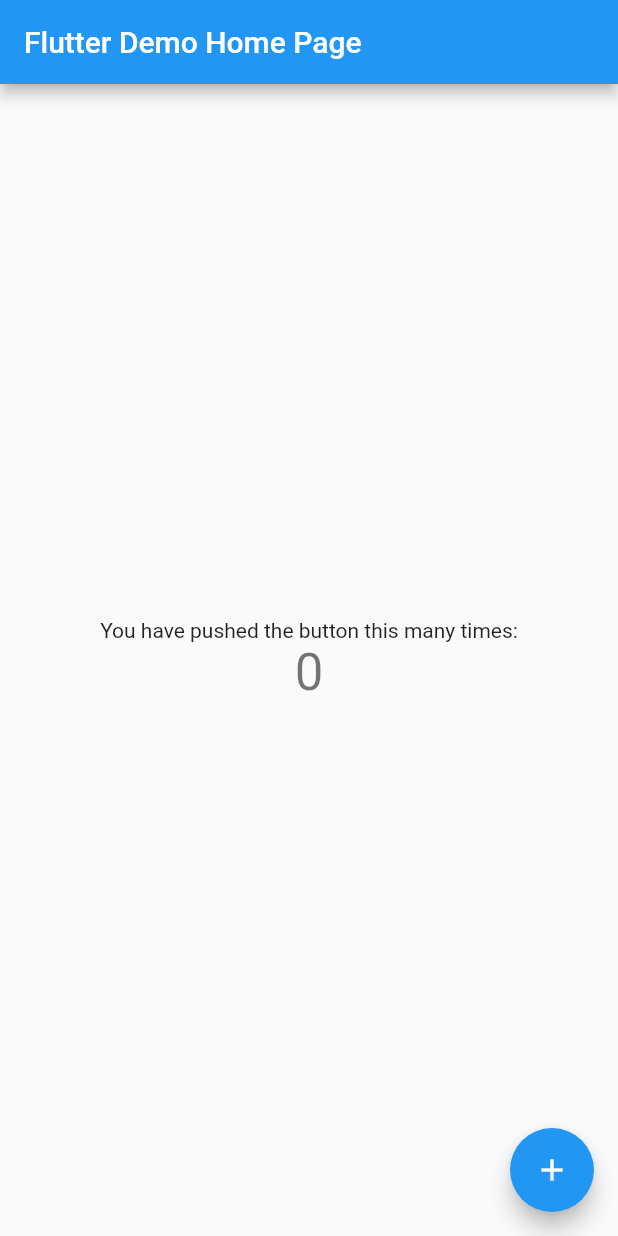
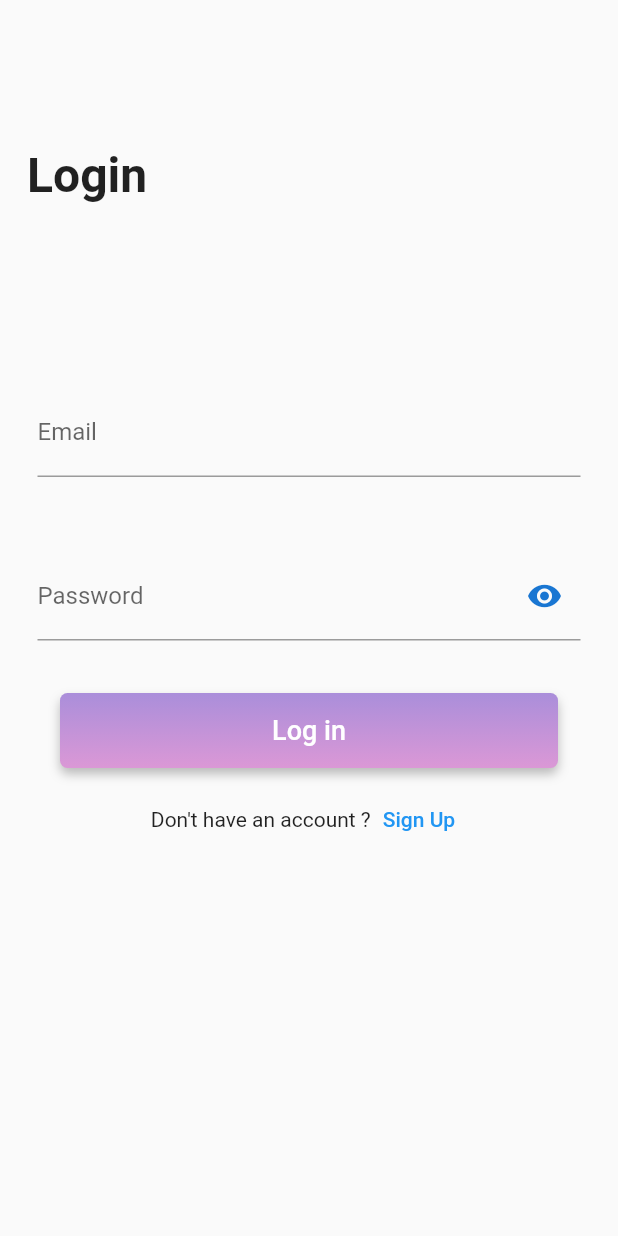
Before and after one commit to joelpjoji/flutter_ecommerce, a Flutter app: the screen it shows after launch, on a phone screen of 412 x 824 dp. Run offline on Flutter 3.47's test engine with Material 2 defaults, Android fonts, the phone set to English and light mode, and no system bars; our stand-ins replace firebase_core; accounts and stored records are empty.

Commit message:
login page ui

```diff
--- a/lib/Screens/FeaturedScreen.dart
+++ b/lib/Screens/FeaturedScreen.dart
@@ -0,0 +1,11 @@
+import 'package:flutter/src/widgets/container.dart';
+import 'package:flutter/src/widgets/framework.dart';
+
+class FeaturedScreen extends StatelessWidget {
+  const FeaturedScreen({super.key});
+
+  @override
+  Widget build(BuildContext context) {
+    return Container();
+  }
+}
--- a/lib/Screens/HomeScreen.dart
+++ b/lib/Screens/HomeScreen.dart
@@ -0,0 +1,19 @@
+import 'package:flutter/cupertino.dart';
+import 'package:flutter/material.dart';
+import 'package:flutter/src/widgets/container.dart';
+import 'package:flutter/src/widgets/framework.dart';
+
+class HomeScreen extends StatelessWidget {
+  const HomeScreen({super.key});
+
+  @override
+  Widget build(BuildContext context) {
+    return SafeArea(
+      child: Scaffold(
+        body: Center(
+          child: Text('Home SCreen'),
+        ),
+      ),
+    );
+  }
+}
--- a/lib/Screens/ItemDetailsScreen.dart
+++ b/lib/Screens/ItemDetailsScreen.dart
@@ -0,0 +1,11 @@
+import 'package:flutter/src/widgets/container.dart';
+import 'package:flutter/src/widgets/framework.dart';
+
+class ItemDetailsScreen extends StatelessWidget {
+  const ItemDetailsScreen({super.key});
+
+  @override
+  Widget build(BuildContext context) {
+    return Container();
+  }
+}
--- a/lib/Screens/LoginScreen.dart
+++ b/lib/Screens/LoginScreen.dart
@@ -0,0 +1,170 @@
+import 'package:ecommerce/Screens/HomeScreen.dart';
+import 'package:ecommerce/Widgets/Button.dart';
+import 'package:flutter/material.dart';
+import 'package:flutter/src/widgets/container.dart';
+import 'package:flutter/src/widgets/framework.dart';
+
+class LoginScreen extends StatefulWidget {
+  const LoginScreen({super.key});
+
+  @override
+  State<LoginScreen> createState() => _LoginScreenState();
+}
+
+class _LoginScreenState extends State<LoginScreen> {
+  late TextEditingController _emailController, _pwController;
+
+  late FocusNode _emailFocus, _pwFocus;
+
+  // Initially password is obscure
+  bool _obscureText = true;
+
+  String _password = '';
+
+  String _email = '';
+
+  bool isValidEmail() {
+    if ((_email == null) || (_email.length == 0)) {
+      return true;
+    }
+    return RegExp(
+            r"^[a-zA-Z0-9.a-zA-Z0-9.!#$%&'*+-/=?^_`{|}~]+@[a-zA-Z0-9]+\.[a-zA-Z]+")
+        .hasMatch(_email);
+  }
+
+  bool isValidPassword() {
+    if ((_password == null) || (_password.length == 0)) {
+      return true;
+    }
+    return (_password.length > 6);
+  }
+
+  void _toggle() {
+    setState(() {
+      _obscureText = !_obscureText;
+    });
+  }
+
+  void _validate() {
+    setState(() {
+      _email = _emailController.text;
+      _password = _pwController.text;
+    });
+  }
+
+  void performLogin() {
+    //login here
+  }
+
+  @override
+  void initState() {
+    _emailController = TextEditingController();
+    _pwController = TextEditingController();
+    _emailFocus = FocusNode();
+    _pwFocus = FocusNode();
+    super.initState();
+  }
+
+  @override
+  Widget build(BuildContext context) {
+    return Scaffold(
+      body: SafeArea(
+        child: ListView(
+          children: <Widget>[
+            const SizedBox(height: 80.0),
+            const Padding(
+              padding: EdgeInsets.all(18.0),
+              child: Text(
+                'Login',
+                style: TextStyle(fontSize: 32.0, fontWeight: FontWeight.bold),
+              ),
+            ),
+            const SizedBox(height: 80.0),
+            Padding(
+              padding: const EdgeInsets.all(25.0),
+              child: Material(
+                borderRadius: BorderRadius.circular(10.0),
+                child: TextField(
+                  focusNode: _emailFocus,
+                  controller: _emailController,
+                  obscureText: false,
+                  keyboardType:
+                      TextInputType.emailAddress, //show email keyboard
+                  textInputAction: TextInputAction.next,
+                  onSubmitted: (input) {
+                    _emailFocus.unfocus();
+                    _email = input;
+                    FocusScope.of(context).requestFocus(_pwFocus);
+                  },
+                  onTap: _validate,
+                  decoration: InputDecoration(
+                    labelText: "Email",
+                    hintText: 'Enter your password',
+                    errorText: isValidEmail() ? null : "Invalid Email Address",
+                  ),
+                ),
+              ),
+            ),
+            Padding(
+              padding: const EdgeInsets.all(25.0),
+              child: Material(
+                borderRadius: BorderRadius.circular(10.0),
+                child: TextField(
+                  focusNode: _pwFocus,
+                  controller: _pwController,
+                  obscureText: _obscureText,
+                  textInputAction: TextInputAction.done,
+                  onSubmitted: (input) {
+                    _pwFocus.unfocus();
+                    _password = input;
+                    performLogin();
+                  },
+                  onTap: _validate,
+                  decoration: InputDecoration(
+                    labelText: "Password",
+                    hintText: 'Enter your password',
+                    errorText: isValidPassword() ? null : "Password too short.",
+                    suffixIcon: IconButton(
+                      icon: Icon(
+                        _obscureText ? Icons.visibility : Icons.visibility_off,
+                        color: Theme.of(context).primaryColorDark,
+                      ),
+                      onPressed: _toggle,
+                    ),
+                  ),
+                ),
+              ),
+            ),
+            Padding(
+              padding: const EdgeInsets.only(left: 30.0, right: 30),
+              child: RoundedButtonWidget(
+                  onpressed: () {
+                    Navigator.push(
+                        context,
+                        MaterialPageRoute(
+                            builder: ((context) => HomeScreen())));
+                  },
+                  width: 400,
+                  buttonText: 'Log in'),
+            ),
+            Row(
+              mainAxisAlignment: MainAxisAlignment.center,
+              children: [
+                Text('Don\'t have an account ?'),
+                TextButton(
+                    onPressed: () {
+                      Navigator.push(
+                          context,
+                          MaterialPageRoute(
+                              builder: ((context) => HomeScreen())));
+                    },
+                    child: Text('Sign Up'))
+              ],
+            ),
+            const SizedBox(height: 40.0),
+          ],
+        ),
+      ),
+    );
+  }
+}
--- /dev/null
+++ b/lib/Widgets/Button.dart
@@ -0,0 +1,68 @@
+import 'package:flutter/material.dart';
+
+class RoundedButtonWidget extends StatelessWidget {
+  final String buttonText;
+  final double width;
+  final Function onpressed;
+
+  RoundedButtonWidget({
+    required this.buttonText,
+    required this.width,
+    required this.onpressed,
+  });
+
+  @override
+  Widget build(BuildContext context) {
+    return Padding(
+      padding: const EdgeInsets.all(10.0),
+      child: Container(
+        decoration: BoxDecoration(
+          boxShadow: [
+            BoxShadow(
+                color: Colors.black26, offset: Offset(0, 4), blurRadius: 5.0)
+          ],
+          gradient: LinearGradient(
+            begin: Alignment.topCenter,
+            end: Alignment.bottomCenter,
+            stops: [0.0, 1.0],
+            colors: [
+              Color.fromARGB(255, 170, 142, 218),
+              Color.fromARGB(255, 219, 152, 214),
+            ],
+          ),
+          color: Colors.deepPurple.shade300,
+          borderRadius: BorderRadius.circular(5),
+        ),
+        child: ElevatedButton(
+          style: ButtonStyle(
+            shape: MaterialStateProperty.all<RoundedRectangleBorder>(
+              RoundedRectangleBorder(
+                borderRadius: BorderRadius.circular(20.0),
+              ),
+            ),
+            minimumSize: MaterialStateProperty.all(Size(width, 50)),
+            backgroundColor: MaterialStateProperty.all(Colors.transparent),
+            shadowColor: MaterialStateProperty.all(Colors.transparent),
+          ),
+          onPressed: () {
+            onpressed();
+          },
+          child: Padding(
+            padding: const EdgeInsets.only(
+              top: 10,
+              bottom: 10,
+            ),
+            child: Text(
+              buttonText,
+              style: TextStyle(
+                fontSize: 18,
+                // fontWeight: FontWeight.w700,
+                color: Colors.white,
+              ),
+            ),
+          ),
+        ),
+      ),
+    );
+  }
+}
--- a/lib/main.dart
+++ b/lib/main.dart
@@ -1,115 +1,18 @@
+import 'package:ecommerce/Screens/HomeScreen.dart';
+import 'package:ecommerce/Screens/LoginScreen.dart';
 import 'package:flutter/material.dart';
 
-void main() {
+void  main() {
   runApp(const MyApp());
 }
 
 class MyApp extends StatelessWidget {
   const MyApp({super.key});
 
-  // This widget is the root of your application.
   @override
   Widget build(BuildContext context) {
     return MaterialApp(
-      title: 'Flutter Demo',
-      theme: ThemeData(
-        // This is the theme of your application.
-        //
-        // Try running your application with "flutter run". You'll see the
-        // application has a blue toolbar. Then, without quitting the app, try
-        // changing the primarySwatch below to Colors.green and then invoke
-        // "hot reload" (press "r" in the console where you ran "flutter run",
-        // or simply save your changes to "hot reload" in a Flutter IDE).
-        // Notice that the counter didn't reset back to zero; the application
-        // is not restarted.
-        primarySwatch: Colors.blue,
-      ),
-      home: const MyHomePage(title: 'Flutter Demo Home Page'),
+      home: LoginScreen(),
     );
   }
 }
-
-class MyHomePage extends StatefulWidget {
-  const MyHomePage({super.key, required this.title});
-
-  // This widget is the home page of your application. It is stateful, meaning
-  // that it has a State object (defined below) that contains fields that affect
-  // how it looks.
-
-  // This class is the configuration for the state. It holds the values (in this
-  // case the title) provided by the parent (in this case the App widget) and
-  // used by the build method of the State. Fields in a Widget subclass are
-  // always marked "final".
-
-  final String title;
-
-  @override
-  State<MyHomePage> createState() => _MyHomePageState();
-}
-
-class _MyHomePageState extends State<MyHomePage> {
-  int _counter = 0;
-
-  void _incrementCounter() {
-    setState(() {
-      // This call to setState tells the Flutter framework that something has
-      // changed in this State, which causes it to rerun the build method below
-      // so that the display can reflect the updated values. If we changed
-      // _counter without calling setState(), then the build method would not be
-      // called again, and so nothing would appear to happen.
-      _counter++;
-    });
-  }
-
-  @override
-  Widget build(BuildContext context) {
-    // This method is rerun every time setState is called, for instance as done
-    // by the _incrementCounter method above.
-    //
-    // The Flutter framework has been optimized to make rerunning build methods
-    // fast, so that you can just rebuild anything that needs updating rather
-    // than having to individually change instances of widgets.
-    return Scaffold(
-      appBar: AppBar(
-        // Here we take the value from the MyHomePage object that was created by
-        // the App.build method, and use it to set our appbar title.
-        title: Text(widget.title),
-      ),
-      body: Center(
-        // Center is a layout widget. It takes a single child and positions it
-        // in the middle of the parent.
-        child: Column(
-          // Column is also a layout widget. It takes a list of children and
-          // arranges them vertically. By default, it sizes itself to fit its
-          // children horizontally, and tries to be as tall as its parent.
-          //
-          // Invoke "debug painting" (press "p" in the console, choose the
-          // "Toggle Debug Paint" action from the Flutter Inspector in Android
-          // Studio, or the "Toggle Debug Paint" command in Visual Studio Code)
-          // to see the wireframe for each widget.
-          //
-          // Column has various properties to control how it sizes itself and
-          // how it positions its children. Here we use mainAxisAlignment to
-          // center the children vertically; the main axis here is the vertical
-          // axis because Columns are vertical (the cross axis would be
-          // horizontal).
-          mainAxisAlignment: MainAxisAlignment.center,
-          children: <Widget>[
-            const Text(
-              'You have pushed the button this many times:',
-            ),
-            Text(
-              '$_counter',
-              style: Theme.of(context).textTheme.headline4,
-            ),
-          ],
-        ),
-      ),
-      floatingActionButton: FloatingActionButton(
-        onPressed: _incrementCounter,
-        tooltip: 'Increment',
-        child: const Icon(Icons.add),
-      ), // This trailing comma makes auto-formatting nicer for build methods.
-    );
-  }
-}
```
